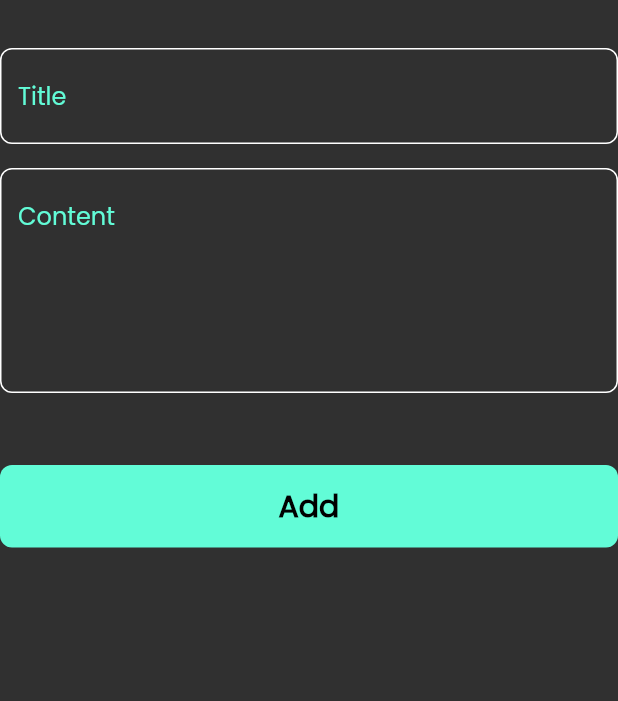
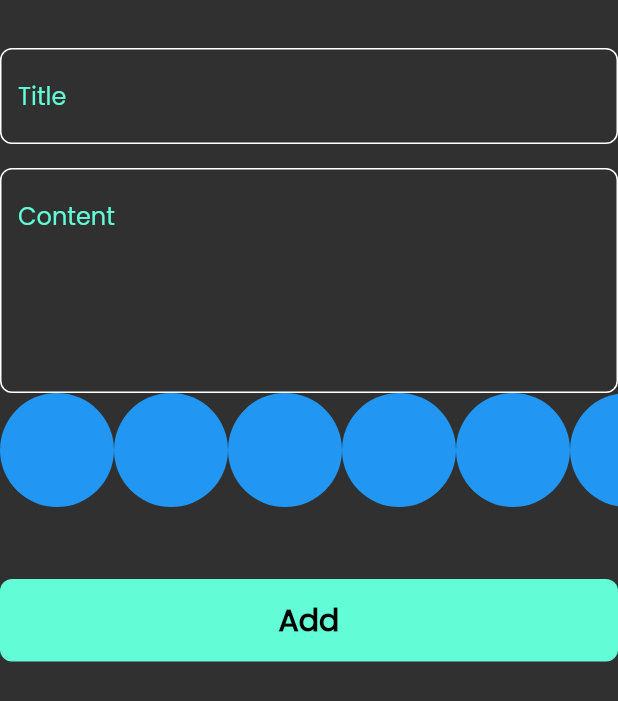
Before and after one commit to MostafaSoubi7/notes_app, a Flutter app: the AddNoteForm widget shown alone on an empty page, opened directly, on a phone screen of 412 x 824 dp. Shown: the top 701 px of the screen. Run offline on Flutter 3.47's test engine with Material 3 defaults, Android fonts, the phone set to English and light mode, and no system bars; our stand-ins replace bloc, flutter_bloc, font_awesome_flutter, hive, hive_flutter; accounts and stored records are empty.

Commit message:
create color list view part one

```diff
--- a/lib/views/widgets/add_note_form.dart
+++ b/lib/views/widgets/add_note_form.dart
@@ -3,6 +3,7 @@ import 'package:flutter_bloc/flutter_bloc.dart';
 import 'package:intl/intl.dart';
 import 'package:notes_app/cubits/add_note_cubit/add_note_cubit.dart';
 import 'package:notes_app/models/note_model.dart';
+import 'package:notes_app/views/widgets/colors_list_view.dart';
 import 'package:notes_app/views/widgets/custom_button.dart';
 import 'package:notes_app/views/widgets/custom_text_field.dart';
 
@@ -47,9 +48,12 @@ class _AddNoteFormState extends State<AddNoteForm> {
             hint: "Content",
             maxLines: 5,
           ),
+          const ColorsListView(),
           const SizedBox(
             height: 48,
           ),
+
+          // const ColorItem(),
           BlocBuilder<AddNoteCubit, AddNoteState>(
             builder: (context, state) {
               return CustomButton(
--- /dev/null
+++ b/lib/views/widgets/colors_list_view.dart
@@ -0,0 +1,30 @@
+import 'package:flutter/material.dart';
+
+class ColorItem extends StatelessWidget {
+  const ColorItem({super.key});
+
+  @override
+  Widget build(BuildContext context) {
+    return const CircleAvatar(
+      radius: 38,
+      backgroundColor: Colors.blue,
+    );
+  }
+}
+
+class ColorsListView extends StatelessWidget {
+  const ColorsListView({super.key});
+
+  @override
+  Widget build(BuildContext context) {
+    return SizedBox(
+      height: 38 * 2,
+      child: ListView.builder(
+          itemCount: 10,
+          scrollDirection: Axis.horizontal,
+          itemBuilder: (context, index) {
+            return const ColorItem();
+          }),
+    );
+  }
+}
```
